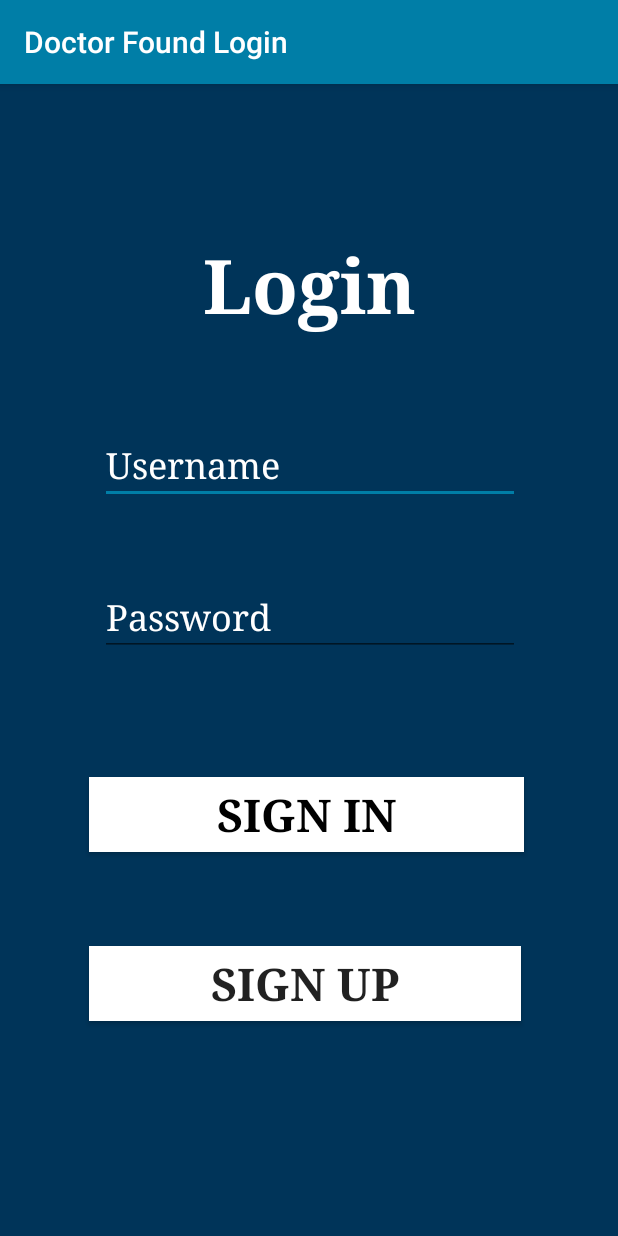
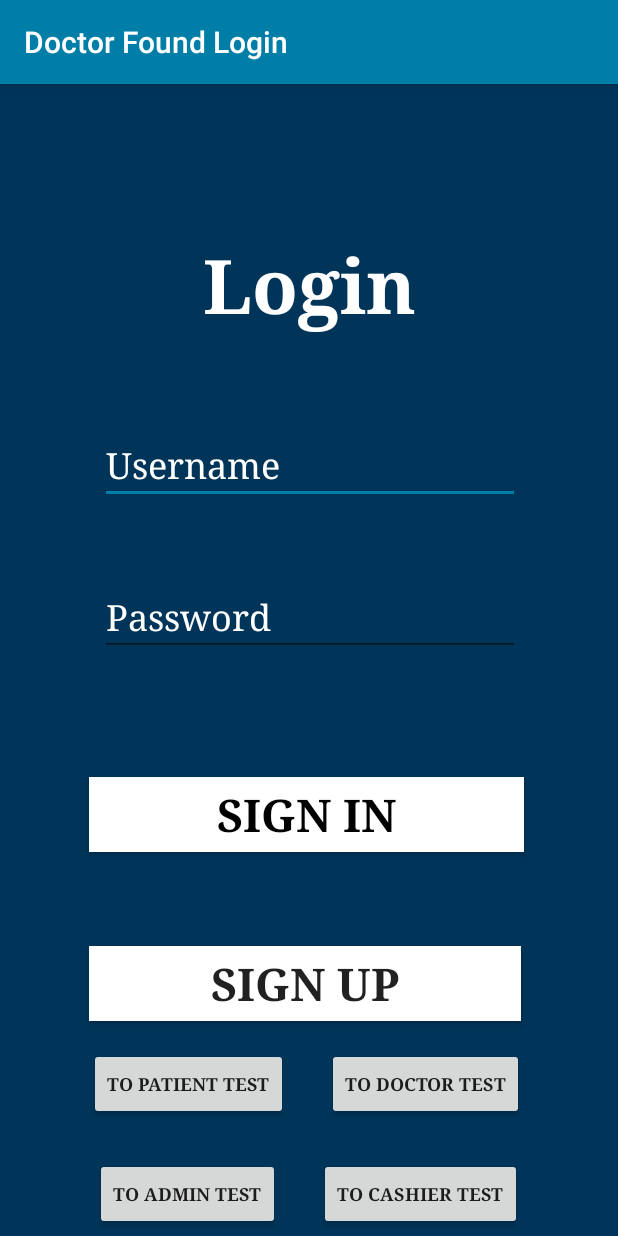
Before and after one commit to doctorfound2020/CSIS3175DF, an Android app: the LoginActivity screen opened directly, with no data from a screen before it, on a phone screen of 412 x 824 dp. Run offline under Robolectric (Android 15) with nearby library versions, the phone set to English and light mode, and no system bars.

Commit message:
Added some test buttons in LoginActivity.java to switch to different home pages

```diff
--- a/app/src/main/java/com/example/test/LoginActivity.java
+++ b/app/src/main/java/com/example/test/LoginActivity.java
@@ -28,5 +28,42 @@ public class LoginActivity extends AppCompatActivity {
         });
 
 
+
+        //The following buttons are used for testing purposes
+        Button btnToPatientTEST = findViewById(R.id.btnToPatientTEST);
+        btnToPatientTEST.setOnClickListener(new View.OnClickListener() {
+            @Override
+            public void onClick(View v) {
+                startActivity(new Intent(LoginActivity.this, PatientHomePageActivity.class));
+            }
+        });
+
+
+        Button btnToDoctorTEST = findViewById(R.id.btnToDoctorTEST);
+        btnToDoctorTEST.setOnClickListener(new View.OnClickListener() {
+            @Override
+            public void onClick(View v) {
+                startActivity(new Intent(LoginActivity.this, DoctorHomePageActivity.class));
+            }
+        });
+
+
+        Button btnToAdminTEST = findViewById(R.id.btnToAdminTEST);
+        btnToAdminTEST.setOnClickListener(new View.OnClickListener() {
+            @Override
+            public void onClick(View v) {
+                startActivity(new Intent(LoginActivity.this, AdminHomePageActivity.class));
+            }
+        });
+
+
+        Button btnToCashierTEST = findViewById(R.id.btnToCashierTEST);
+        btnToSignUp.setOnClickListener(new View.OnClickListener() {
+            @Override
+            public void onClick(View v) {
+                startActivity(new Intent(LoginActivity.this, CashierHomePageActivity.class));
+            }
+        });
+
     }
 }
--- a/app/src/main/res/layout/activity_login.xml
+++ b/app/src/main/res/layout/activity_login.xml
@@ -93,4 +93,64 @@
         app:layout_constraintTop_toTopOf="parent"
         app:layout_constraintVertical_bias="0.8"/>
 
+    <Button
+        android:id="@+id/btnToPatientTEST"
+        android:layout_width="wrap_content"
+        android:layout_height="wrap_content"
+        android:text="@string/btnToPatientTEST"
+        android:textSize="12sp"
+        android:textStyle="bold"
+        app:fontFamily="serif"
+        app:layout_constraintBottom_toBottomOf="parent"
+        app:layout_constraintEnd_toEndOf="parent"
+        app:layout_constraintHorizontal_bias="0.212"
+        app:layout_constraintStart_toStartOf="parent"
+        app:layout_constraintTop_toTopOf="parent"
+        app:layout_constraintVertical_bias="0.893" />
+
+    <Button
+        android:id="@+id/btnToDoctorTEST"
+        android:layout_width="wrap_content"
+        android:layout_height="wrap_content"
+        android:text="@string/btnToDoctorTEST"
+        android:textSize="12sp"
+        android:textStyle="bold"
+        app:fontFamily="serif"
+        app:layout_constraintBottom_toBottomOf="parent"
+        app:layout_constraintEnd_toEndOf="parent"
+        app:layout_constraintHorizontal_bias="0.777"
+        app:layout_constraintStart_toStartOf="parent"
+        app:layout_constraintTop_toTopOf="parent"
+        app:layout_constraintVertical_bias="0.893" />
+
+    <Button
+        android:id="@+id/btnToAdminTEST"
+        android:layout_width="wrap_content"
+        android:layout_height="wrap_content"
+        android:text="@string/btnToAdminTEST"
+        android:textSize="12sp"
+        android:textStyle="bold"
+        app:fontFamily="serif"
+        app:layout_constraintBottom_toBottomOf="parent"
+        app:layout_constraintEnd_toEndOf="parent"
+        app:layout_constraintHorizontal_bias="0.219"
+        app:layout_constraintStart_toStartOf="parent"
+        app:layout_constraintTop_toTopOf="parent"
+        app:layout_constraintVertical_bias="0.994" />
+
+    <Button
+        android:id="@+id/btnToCashierTEST"
+        android:layout_width="wrap_content"
+        android:layout_height="wrap_content"
+        android:text="@string/btnToCashierTEST"
+        android:textSize="12sp"
+        android:textStyle="bold"
+        app:fontFamily="serif"
+        app:layout_constraintBottom_toBottomOf="parent"
+        app:layout_constraintEnd_toEndOf="parent"
+        app:layout_constraintHorizontal_bias="0.768"
+        app:layout_constraintStart_toStartOf="parent"
+        app:layout_constraintTop_toTopOf="parent"
+        app:layout_constraintVertical_bias="0.994" />
+
 </androidx.constraintlayout.widget.ConstraintLayout>
--- a/app/src/main/res/values/strings.xml
+++ b/app/src/main/res/values/strings.xml
@@ -84,5 +84,10 @@
         <string name="btnViewAllAppointment">View All Appointments Between Doctors and Patients</string> <!--simply view appointments, cant send-->
         <string name="btnSendReminderDoctorPatient">Send A Reminder To A Doctor or Patient </string> <!--simply send, cant view in this section-->
 
+    <!-- Some Test Fields(Buttons), Will be deleted in final version -->
+        <string name="btnToPatientTEST">To Patient TEST</string>
+        <string name="btnToDoctorTEST">To Doctor TEST</string>
+        <string name="btnToAdminTEST">To Admin TEST</string>
+        <string name="btnToCashierTEST">To Cashier TEST</string>
 
 </resources>
```
